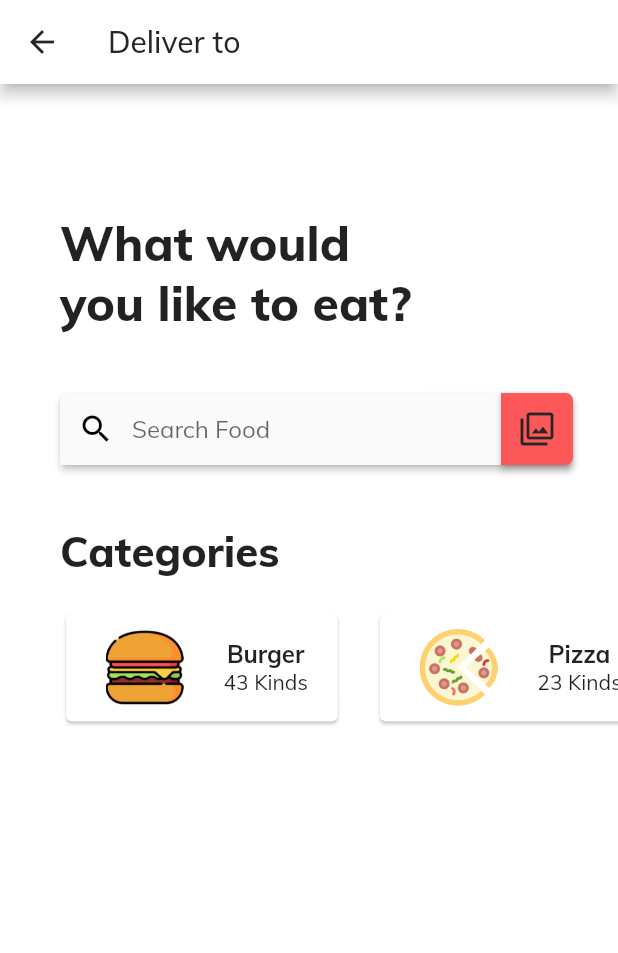
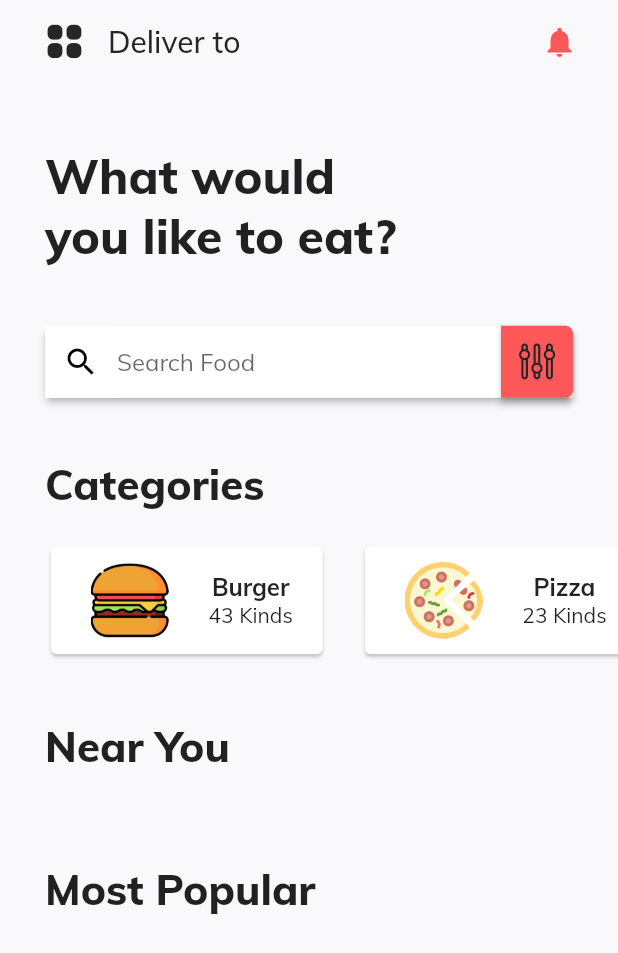
Before and after one commit to icadpratama/kurir_app, a Flutter app: the HomepageScreen screen opened directly, on a phone screen of 412 x 824 dp. Shown: the top 953 px of the screen. Run offline on Flutter 3.47's test engine with Material 2 defaults, Android fonts, the phone set to English and light mode, and no system bars; our stand-ins replace firebase_auth, pin_input_text_field, sms_autofill; accounts and stored records are empty.

Commit message:
Change background color

```diff
--- a/lib/Screens/Homepage/components/body.dart
+++ b/lib/Screens/Homepage/components/body.dart
@@ -13,7 +13,7 @@ class _BodyState extends State<Body> {
   Widget build(BuildContext context) {
     return Container(
       child: ListView(
-        padding: EdgeInsets.fromLTRB(40, 20, 0, 0),
+        padding: EdgeInsets.fromLTRB(30, 0, 0, 0),
         children: <Widget>[
           TopInfo(),
           Padding(
@@ -28,6 +28,20 @@ class _BodyState extends State<Body> {
             ),
           ),
           FoodCategory(),
+          Padding(
+            padding: EdgeInsets.only(top: 40, bottom: 20),
+            child: Text(
+              "Near You",
+              style: TextStyle(fontSize: 28, fontWeight: FontWeight.w800),
+            ),
+          ),
+          Padding(
+            padding: EdgeInsets.only(top: 40, bottom: 20),
+            child: Text(
+              "Most Popular",
+              style: TextStyle(fontSize: 28, fontWeight: FontWeight.w800),
+            ),
+          ),
         ],
       ),
     );
--- a/lib/Screens/Homepage/components/food_card.dart
+++ b/lib/Screens/Homepage/components/food_card.dart
@@ -1,5 +1,4 @@
 import 'package:flutter/material.dart';
-import 'package:kurirapp/constants.dart';
 
 class FoodCard extends StatelessWidget {
   final String categoryName;
--- a/lib/Screens/Homepage/components/search_field.dart
+++ b/lib/Screens/Homepage/components/search_field.dart
@@ -1,5 +1,6 @@
 import 'package:flutter/material.dart';
 import 'package:kurirapp/constants.dart';
+import 'package:kurirapp/my_flutter_app_icons.dart';
 
 class SearchField extends StatelessWidget {
   @override
@@ -11,15 +12,18 @@ class SearchField extends StatelessWidget {
           style: TextStyle(color: Colors.black, fontSize: 16.0),
           cursorColor: kPrimaryColor,
           decoration: InputDecoration(
+              filled: true,
+              fillColor: Colors.white,
               contentPadding:
                   EdgeInsets.symmetric(horizontal: 5.0, vertical: 14.0),
               prefixIcon: Material(
+                  color: Colors.white,
                   // elevation: 2.0,
                   // borderRadius: BorderRadius.all(Radius.circular(30.0)),
                   child: Icon(
-                Icons.search,
-                color: Colors.black,
-              )),
+                    Icons.search,
+                    color: Colors.black,
+                  )),
               suffixIcon: Material(
                 elevation: 2.0,
                 borderRadius: BorderRadius.only(
@@ -29,7 +33,7 @@ class SearchField extends StatelessWidget {
                 color: kPrimaryColor,
                 child: new IconButton(
                     icon: new Icon(
-                      Icons.filter,
+                      MyFlutterApp.params,
                       color: kPrimaryDark,
                     ),
                     onPressed: null),
--- a/lib/Screens/Homepage/components/top_info.dart
+++ b/lib/Screens/Homepage/components/top_info.dart
@@ -11,7 +11,7 @@ class TopInfo extends StatelessWidget {
         Column(
           mainAxisAlignment: MainAxisAlignment.start,
           children: <Widget>[
-            SizedBox(height: size.height * 0.08),
+            SizedBox(height: size.height * 0.05),
             Text(
               "What would\nyou like to eat?",
               style: textStyle,
--- a/lib/Screens/Homepage/homepage_screen.dart
+++ b/lib/Screens/Homepage/homepage_screen.dart
@@ -1,6 +1,7 @@
 import 'package:flutter/material.dart';
 import 'package:kurirapp/Screens/Homepage/components/body.dart';
 import 'package:kurirapp/constants.dart';
+import 'package:kurirapp/my_flutter_app_icons.dart';
 
 class HomepageScreen extends StatefulWidget {
   @override
@@ -11,13 +12,33 @@ class _HomepageScreenState extends State<HomepageScreen> {
   @override
   Widget build(BuildContext context) {
     return Scaffold(
+      backgroundColor: kBackgroundColor,
       appBar: AppBar(
+        backgroundColor: kBackgroundColor,
+        elevation: 0,
         iconTheme: IconThemeData(color: kPrimaryDark),
         title: const Text(
           'Deliver to',
           style: TextStyle(color: kPrimaryDark),
         ),
-        backgroundColor: Colors.white,
+        leading: Container(
+          padding: EdgeInsets.only(left: 30),
+          child: Tab(
+            icon: Icon(MyFlutterApp.th_large),
+          ),
+        ),
+        actions: <Widget>[
+          Container(
+            padding: EdgeInsets.only(right: 15),
+            child: IconButton(
+              icon: const Icon(
+                Icons.notifications,
+                color: kPrimaryColor,
+              ),
+              onPressed: () {},
+            ),
+          )
+        ],
       ),
       body: Body(),
     );
--- a/lib/Screens/Login/components/body.dart
+++ b/lib/Screens/Login/components/body.dart
@@ -6,7 +6,7 @@ import 'package:kurirapp/components/round_input_field.dart';
 import 'package:kurirapp/components/rounded_button.dart';
 import 'package:kurirapp/constants.dart';
 import 'package:kurirapp/services/authservice.dart';
-import 'package:sms_autofill/sms_autofill.dart';
+// import 'package:sms_autofill/sms_autofill.dart';
 
 class Body extends StatelessWidget {
   String phoneNo, verificationId, smsCode;
@@ -15,10 +15,10 @@ class Body extends StatelessWidget {
 
   final myController = TextEditingController();
 
-  @override
-  void dispose() {
-    myController.dispose();
-  }
+  // @override
+  // void dispose() {
+  //   myController.dispose();
+  // }
 
   @override
   Widget build(BuildContext context) {
--- a/lib/Screens/Login/login_screen.dart
+++ b/lib/Screens/Login/login_screen.dart
@@ -11,6 +11,7 @@ class _LoginScreenState extends State<LoginScreen> {
   @override
   Widget build(BuildContext context) {
     return Scaffold(
+      backgroundColor: kBackgroundColor,
       appBar: AppBar(
         iconTheme: IconThemeData(color: kPrimaryDark),
         title: const Text(
--- a/lib/Screens/Signup/signup_screen.dart
+++ b/lib/Screens/Signup/signup_screen.dart
@@ -11,6 +11,7 @@ class _SignupScreenState extends State<SignupScreen> {
   @override
   Widget build(BuildContext context) {
     return Scaffold(
+      backgroundColor: kBackgroundColor,
       appBar: AppBar(
         iconTheme: IconThemeData(color: kPrimaryDark),
         title: const Text(
--- a/lib/Screens/Verify/verify_screen.dart
+++ b/lib/Screens/Verify/verify_screen.dart
@@ -1,7 +1,7 @@
 import 'package:flutter/material.dart';
 import 'package:kurirapp/Screens/Verify/components/body.dart';
 import 'package:kurirapp/constants.dart';
-import 'package:sms_autofill/sms_autofill.dart';
+// import 'package:sms_autofill/sms_autofill.dart';
 
 class VerifyScreen extends StatefulWidget {
   @override
@@ -12,6 +12,7 @@ class _VerifyScreenState extends State<VerifyScreen> {
   @override
   Widget build(BuildContext context) {
     return Scaffold(
+      backgroundColor: kBackgroundColor,
       appBar: AppBar(
         iconTheme: IconThemeData(color: kPrimaryDark),
         title: const Text(
@@ -24,7 +25,7 @@ class _VerifyScreenState extends State<VerifyScreen> {
     );
   }
 
-  void _listenOtp() async {
-    await SmsAutoFill().listenForCode;
-  }
+  // void _listenOtp() async {
+  //   await SmsAutoFill().listenForCode;
+  // }
 }
--- a/lib/Screens/Welcome/welcome_screen.dart
+++ b/lib/Screens/Welcome/welcome_screen.dart
@@ -1,10 +1,12 @@
 import 'package:flutter/material.dart';
 import 'package:kurirapp/Screens/Welcome/components/body.dart';
+import 'package:kurirapp/constants.dart';
 
 class WelcomeScreen extends StatelessWidget {
   @override
   Widget build(BuildContext context) {
     return Scaffold(
+      backgroundColor: kBackgroundColor,
       body: Body(),
     );
   }
--- a/lib/components/text_field_container.dart
+++ b/lib/components/text_field_container.dart
@@ -9,8 +9,8 @@ class TextFieldContainer extends StatelessWidget {
   Widget build(BuildContext context) {
     Size size = MediaQuery.of(context).size;
     return Container(
-      margin: EdgeInsets.symmetric(vertical: 15),
-      padding: EdgeInsets.symmetric(horizontal: 20, vertical: 5),
+      margin: EdgeInsets.symmetric(vertical: 16),
+      padding: EdgeInsets.symmetric(horizontal: 20, vertical: 8),
       width: size.width * 0.8,
       height: size.height * 0.08,
       decoration: BoxDecoration(
--- a/lib/constants.dart
+++ b/lib/constants.dart
@@ -8,3 +8,4 @@ const kSecondaryLight = Color(0xFF8D8D8D);
 const kPrimaryColor100 = Color(0xFFFEE5E6);
 const kPrimaryGreen = Color(0xFF53D76A);
 const kPrimaryYellow = Color(0xFFFFC700);
+const kBackgroundColor = Color(0xFFf9f9fb);
--- /dev/null
+++ b/lib/my_flutter_app_icons.dart
@@ -0,0 +1,44 @@
+/// Flutter icons MyFlutterApp
+/// Copyright (C) 2020 by original authors @ fluttericon.com, fontello.com
+/// This font was generated by FlutterIcon.com, which is derived from Fontello.
+///
+/// To use this font, place it in your fonts/ directory and include the
+/// following in your pubspec.yaml
+///
+/// flutter:
+///   fonts:
+///    - family:  MyFlutterApp
+///      fonts:
+///       - asset: fonts/MyFlutterApp.ttf
+///
+///
+/// * Linecons, Copyright (C) 2013 by Designmodo
+///         Author:    Designmodo for Smashing Magazine
+///         License:   CC BY ()
+///         Homepage:  http://designmodo.com/linecons-free/
+/// * Typicons, (c) Stephen Hutchings 2012
+///         Author:    Stephen Hutchings
+///         License:   SIL (http://scripts.sil.org/OFL)
+///         Homepage:  http://typicons.com/
+/// * Linearicons Free, Copyright (C) Linearicons.com
+///         Author:    Perxis
+///         License:   CC BY-SA 4.0 (https://creativecommons.org/licenses/by-sa/4.0/)
+///         Homepage:  https://linearicons.com
+/// * Font Awesome 5, Copyright (C) 2016 by Dave Gandy
+///         Author:    Dave Gandy
+///         License:   SIL (https://github.com/FortAwesome/Font-Awesome/blob/master/LICENSE.txt)
+///         Homepage:  http://fortawesome.github.com/Font-Awesome/
+///
+import 'package:flutter/widgets.dart';
+
+class MyFlutterApp {
+  MyFlutterApp._();
+
+  static const _kFontFam = 'MyFlutterApp';
+  static const _kFontPkg = null;
+
+  static const IconData params = IconData(0xe800, fontFamily: _kFontFam, fontPackage: _kFontPkg);
+  static const IconData th_large = IconData(0xe801, fontFamily: _kFontFam, fontPackage: _kFontPkg);
+  static const IconData map = IconData(0xe834, fontFamily: _kFontFam, fontPackage: _kFontPkg);
+  static const IconData female = IconData(0xf182, fontFamily: _kFontFam, fontPackage: _kFontPkg);
+}
--- a/pubspec.yaml
+++ b/pubspec.yaml
@@ -73,6 +73,9 @@ flutter:
   # list giving the asset and other descriptors for the font. For
   # example:
   fonts:
+    - family: MyFlutterApp
+      fonts:
+        - asset: assets/fonts/MyFlutterApp.ttf
     - family: Muli
       fonts:
         - asset: assets/fonts/Muli-Black.ttf
```
Also changed, not shown: assets/fonts/MyFlutterApp.ttf (added), assets/icons/lock_icon.png, assets/icons/phone_icon.png.
